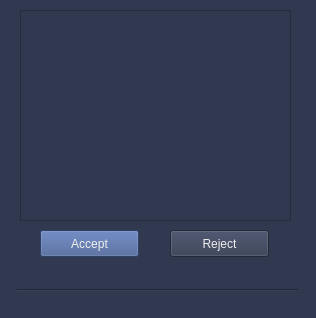
Qt form src/rqt_gcs/resources/PictureMsg.ui (CSUN-SERL/lcar-bot) before a commit.
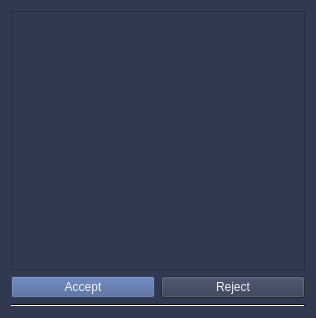
The same form after that commit.

The edit to the form file:
```diff
--- a/src/rqt_gcs/resources/PictureMsg.ui
+++ b/src/rqt_gcs/resources/PictureMsg.ui
@@ -360,54 +360,16 @@
    <string>Picture Msg</string>
   </property>
   <property name="styleSheet">
-   <string notr="true">background-color: rgb(48, 57, 80);
-color: rgb(240, 240, 240);
-/*border-radius: 5px;*/</string>
+   <string notr="true">QPushButton{
+	border-radius: 5px;
+};
+
+/*background-color: rgb(48, 57, 80);
+color: rgb(240, 240, 240);*/</string>
   </property>
-  <widget class="QPushButton" name="yesButton">
-   <property name="geometry">
-    <rect>
-     <x>40</x>
-     <y>230</y>
-     <width>99</width>
-     <height>27</height>
-    </rect>
-   </property>
-   <property name="styleSheet">
-    <string notr="true">background-color: rgb(64, 89, 145);
-color: rgb(240, 240, 240);</string>
-   </property>
-   <property name="text">
-    <string>Accept</string>
-   </property>
-  </widget>
-  <widget class="QPushButton" name="rejectButton">
-   <property name="geometry">
-    <rect>
-     <x>170</x>
-     <y>230</y>
-     <width>99</width>
-     <height>27</height>
-    </rect>
-   </property>
-   <property name="styleSheet">
-    <string notr="true">background-color: rgb(161, 20, 40);
-color: rgb(240, 240, 240);
-my_combo_box-&gt;setStyleSheet(&quot;background:#ff0000&quot;);</string>
-   </property>
-   <property name="text">
-    <string>Reject</string>
-   </property>
-  </widget>
+  <layout class="QGridLayout" name="gridLayout_2">
+   <item row="0" column="0" colspan="2">
   <widget class="QFrame" name="frame">
-   <property name="geometry">
-    <rect>
-     <x>20</x>
-     <y>10</y>
-     <width>271</width>
-     <height>211</height>
-    </rect>
-   </property>
    <property name="frameShape">
     <enum>QFrame::StyledPanel</enum>
    </property>
@@ -420,19 +382,38 @@
     </item>
    </layout>
   </widget>
+   </item>
+   <item row="1" column="0">
+    <widget class="QPushButton" name="yesButton">
+     <property name="styleSheet">
+      <string notr="true">background-color: rgb(64, 89, 145);
+color: rgb(240, 240, 240);</string>
+     </property>
+     <property name="text">
+      <string>Accept</string>
+     </property>
+    </widget>
+   </item>
+   <item row="1" column="1">
+    <widget class="QPushButton" name="rejectButton">
+     <property name="styleSheet">
+      <string notr="true">background-color: rgb(161, 20, 40);
+color: rgb(240, 240, 240);
+my_combo_box-&gt;setStyleSheet(&quot;background:#ff0000&quot;);</string>
+     </property>
+     <property name="text">
+      <string>Reject</string>
+     </property>
+    </widget>
+   </item>
+   <item row="2" column="0" colspan="2">
   <widget class="Line" name="line">
-   <property name="geometry">
-    <rect>
-     <x>17</x>
-     <y>280</y>
-     <width>281</width>
-     <height>20</height>
-    </rect>
-   </property>
    <property name="orientation">
     <enum>Qt::Horizontal</enum>
    </property>
   </widget>
+   </item>
+  </layout>
  </widget>
  <resources/>
  <connections/>
```
Lines whose indentation alone changed are shown as unchanged.
